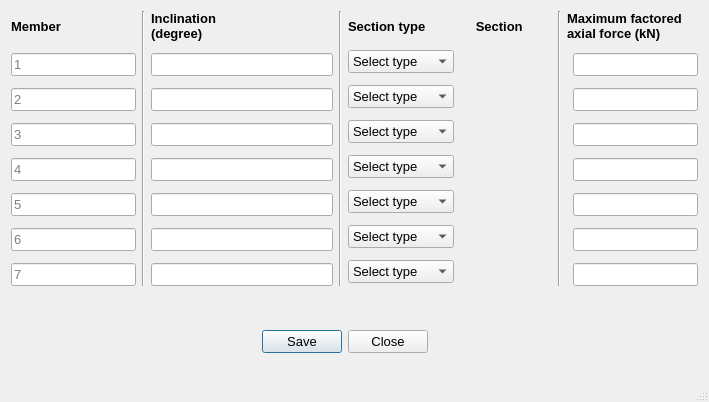
This is Connections/Truss/ui_selection.ui in GreatDevelopers/osdag-core as Qt 5 draws it before an edit. The edited form follows.
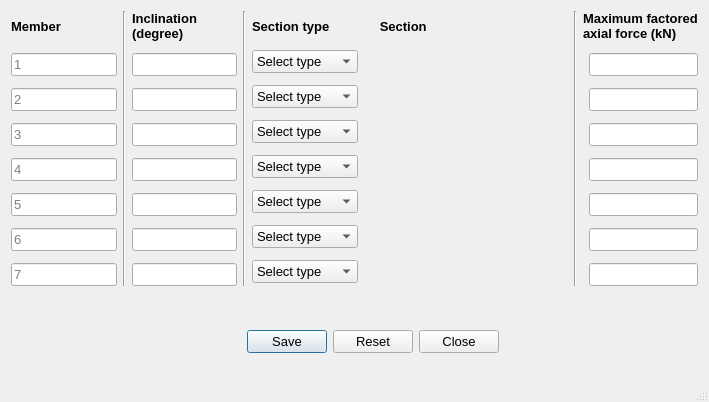
This is the edited form. Icons and pictures are not drawn.

```diff
--- a/Connections/Truss/ui_selection.ui
+++ b/Connections/Truss/ui_selection.ui
@@ -45,6 +45,13 @@
        </property>
       </widget>
      </item>
+     <item>
+      <widget class="QPushButton" name="btn_reset">
+       <property name="text">
+        <string>Reset</string>
+       </property>
+      </widget>
+     </item>
      <item>
       <widget class="QPushButton" name="btn_close">
        <property name="text">
@@ -183,6 +190,19 @@
        </item>
       </widget>
      </item>
+     <item>
+      <spacer name="horizontalSpacer_5">
+       <property name="orientation">
+        <enum>Qt::Horizontal</enum>
+       </property>
+       <property name="sizeHint" stdset="0">
+        <size>
+         <width>40</width>
+         <height>20</height>
+        </size>
+       </property>
+      </spacer>
+     </item>
      <item>
       <widget class="QLabel" name="lbl_sectionSelection_2">
        <property name="text">
@@ -264,6 +284,19 @@
        </item>
       </widget>
      </item>
+     <item>
+      <spacer name="horizontalSpacer_9">
+       <property name="orientation">
+        <enum>Qt::Horizontal</enum>
+       </property>
+       <property name="sizeHint" stdset="0">
+        <size>
+         <width>40</width>
+         <height>20</height>
+        </size>
+       </property>
+      </spacer>
+     </item>
      <item>
       <widget class="QLabel" name="lbl_sectionSelection_6">
        <property name="text">
@@ -312,6 +345,19 @@
        </item>
       </widget>
      </item>
+     <item>
+      <spacer name="horizontalSpacer_8">
+       <property name="orientation">
+        <enum>Qt::Horizontal</enum>
+       </property>
+       <property name="sizeHint" stdset="0">
+        <size>
+         <width>40</width>
+         <height>20</height>
+        </size>
+       </property>
+      </spacer>
+     </item>
      <item>
       <widget class="QLabel" name="lbl_sectionSelection_5">
        <property name="text">
@@ -395,6 +441,19 @@
        </item>
       </widget>
      </item>
+     <item>
+      <spacer name="horizontalSpacer_6">
+       <property name="orientation">
+        <enum>Qt::Horizontal</enum>
+       </property>
+       <property name="sizeHint" stdset="0">
+        <size>
+         <width>40</width>
+         <height>20</height>
+        </size>
+       </property>
+      </spacer>
+     </item>
      <item>
       <widget class="QLabel" name="lbl_sectionSelection_3">
        <property name="text">
@@ -482,6 +541,19 @@
        </item>
       </widget>
      </item>
+     <item>
+      <spacer name="horizontalSpacer_4">
+       <property name="orientation">
+        <enum>Qt::Horizontal</enum>
+       </property>
+       <property name="sizeHint" stdset="0">
+        <size>
+         <width>40</width>
+         <height>20</height>
+        </size>
+       </property>
+      </spacer>
+     </item>
      <item>
       <widget class="QLabel" name="lbl_sectionSelection">
        <property name="text">
@@ -530,6 +602,19 @@
        </item>
       </widget>
      </item>
+     <item>
+      <spacer name="horizontalSpacer_7">
+       <property name="orientation">
+        <enum>Qt::Horizontal</enum>
+       </property>
+       <property name="sizeHint" stdset="0">
+        <size>
+         <width>40</width>
+         <height>20</height>
+        </size>
+       </property>
+      </spacer>
+     </item>
      <item>
       <widget class="QLabel" name="lbl_sectionSelection_4">
        <property name="text">
@@ -631,6 +716,19 @@
        </item>
       </widget>
      </item>
+     <item>
+      <spacer name="horizontalSpacer_10">
+       <property name="orientation">
+        <enum>Qt::Horizontal</enum>
+       </property>
+       <property name="sizeHint" stdset="0">
+        <size>
+         <width>40</width>
+         <height>20</height>
+        </size>
+       </property>
+      </spacer>
+     </item>
      <item>
       <widget class="QLabel" name="lbl_sectionSelection_7">
        <property name="text">
```
